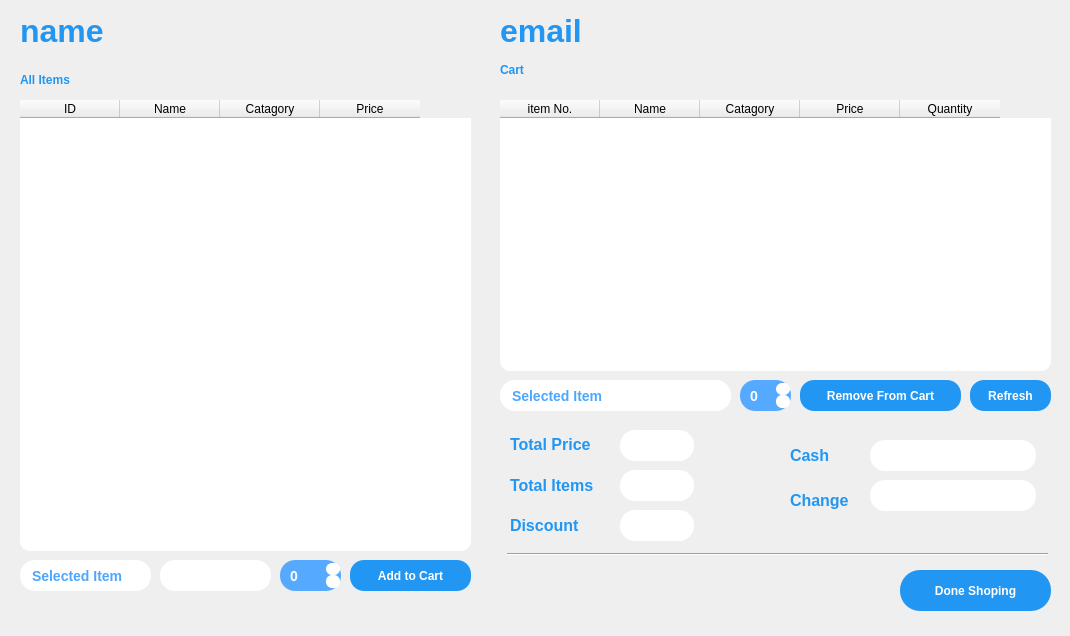
Before: the Qt Designer form InventorySysytem-GUI/customerview.ui in umerghafoor/Open-Inventory, drawn with Qt 5.
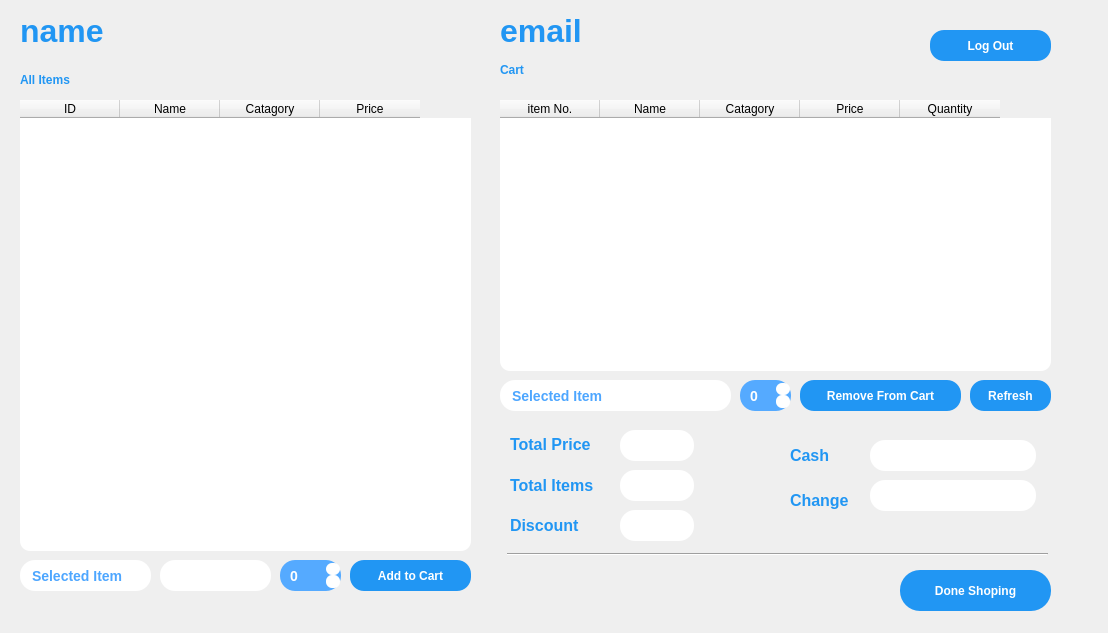
After: the same form once the commit is applied. Icons and pictures are not drawn.

```diff
--- a/InventorySysytem-GUI/customerview.ui
+++ b/InventorySysytem-GUI/customerview.ui
@@ -6,8 +6,8 @@
    <rect>
     <x>0</x>
     <y>0</y>
-    <width>1070</width>
-    <height>636</height>
+    <width>1108</width>
+    <height>633</height>
    </rect>
   </property>
   <property name="windowTitle">
@@ -40,7 +40,7 @@
      <rect>
       <x>500</x>
       <y>10</y>
-      <width>451</width>
+      <width>411</width>
       <height>41</height>
      </rect>
     </property>
@@ -912,6 +912,37 @@
      <enum>Qt::Horizontal</enum>
     </property>
    </widget>
+   <widget class="QPushButton" name="logOut">
+    <property name="geometry">
+     <rect>
+      <x>930</x>
+      <y>30</y>
+      <width>121</width>
+      <height>31</height>
+     </rect>
+    </property>
+    <property name="styleSheet">
+     <string notr="true">QPushButton {
+    background-color: #2196F3;
+    color: #FFFFFF;
+    border-radius: 14px;
+    padding: 4px 10px;
+    font-weight: bold;
+}
+
+QPushButton:hover {
+    background-color: #1976D2;
+}
+
+QPushButton:pressed {
+    background-color: #0D47A1;
+}
+</string>
+    </property>
+    <property name="text">
+     <string>Log Out</string>
+    </property>
+   </widget>
   </widget>
  </widget>
  <resources/>
```
